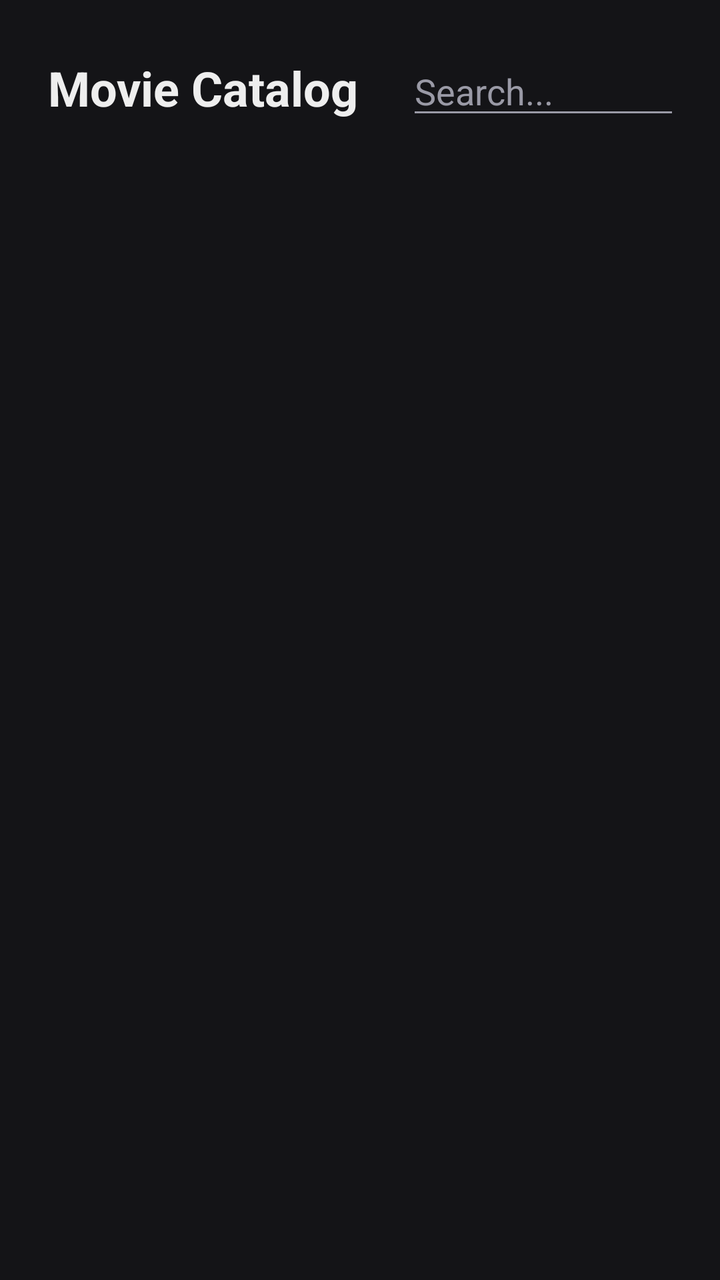
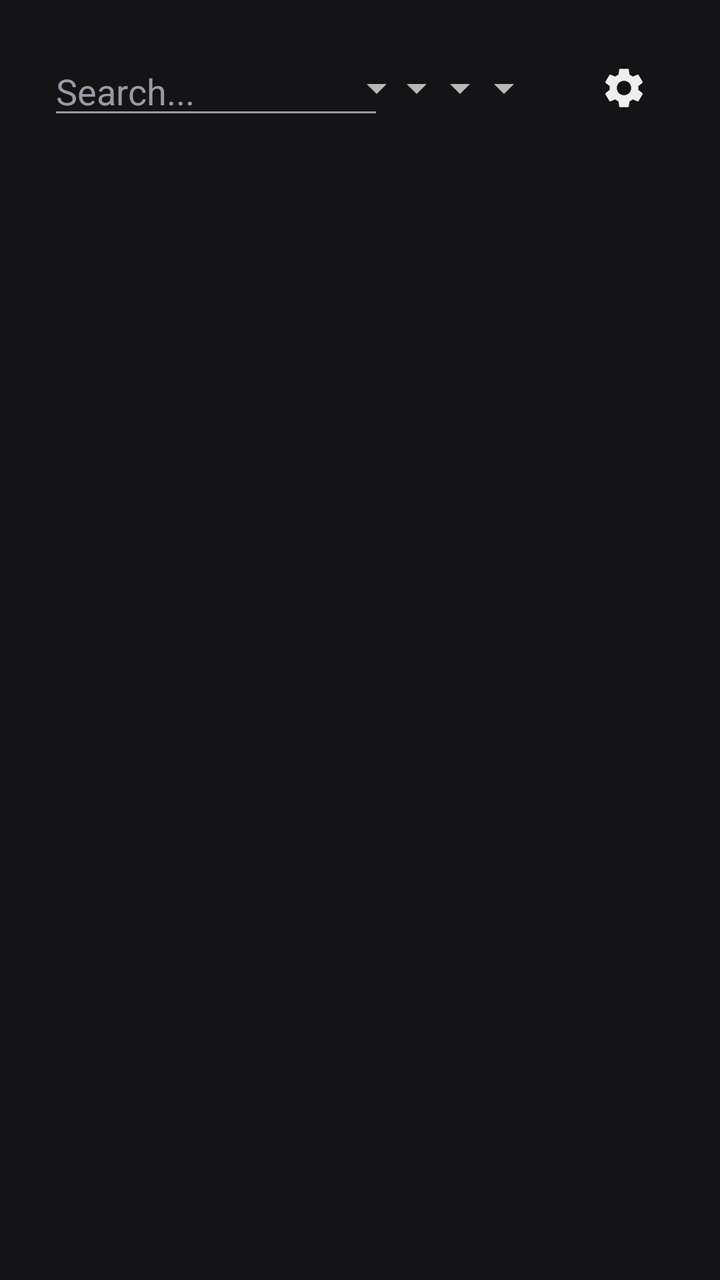

Before-and-after screenshots of an Android layout around one commit, followed by the original layout XML and the change that was made.
<!-- AndroidManifest.xml: activity theme AppTheme -->
<!-- res/layout/activity_main.xml -->
<?xml version="1.0" encoding="utf-8"?>
<LinearLayout xmlns:android="http://schemas.android.com/apk/res/android"
    android:orientation="vertical"
    android:layout_width="match_parent"
    android:layout_height="match_parent"
    android:background="@color/bg">

    <LinearLayout
        android:orientation="horizontal"
        android:gravity="center_vertical"
        android:paddingStart="24dp"
        android:paddingEnd="24dp"
        android:paddingTop="20dp"
        android:paddingBottom="12dp"
        android:layout_width="match_parent"
        android:layout_height="wrap_content">

        <TextView
            android:id="@+id/main_title"
            android:text="@string/app_name"
            android:textColor="@color/fg"
            android:textSize="24sp"
            android:textStyle="bold"
            android:layout_width="wrap_content"
            android:layout_height="wrap_content" />

        <FrameLayout
            android:layout_marginStart="24dp"
            android:layout_width="280dp"
            android:layout_height="wrap_content">

            <EditText
                android:id="@+id/search"
                android:hint="Search..."
                android:singleLine="true"
                android:inputType="textNoSuggestions"
                android:imeOptions="actionDone"
                android:textColor="@color/fg"
                android:textColorHint="@color/muted"
                android:backgroundTint="@color/muted"
                android:paddingEnd="36dp"
                android:nextFocusRight="@id/sort"
                android:nextFocusDown="@id/grid"
                android:layout_width="match_parent"
                android:layout_height="wrap_content" />

            <ImageButton
                android:id="@+id/clear_search"
                android:contentDescription="Clear search"
                android:src="@android:drawable/ic_menu_close_clear_cancel"
                android:scaleType="fitCenter"
                android:focusable="true"
                android:background="@drawable/round_icon_focus_background"
                android:visibility="gone"
                android:layout_gravity="end|center_vertical"
                android:nextFocusLeft="@id/search"
                android:nextFocusRight="@id/sort"
                android:nextFocusDown="@id/grid"
                android:layout_width="26dp"
                android:layout_height="26dp" />

        </FrameLayout>

        
        <Spinner
            android:id="@+id/sort"
            android:layout_marginStart="16dp"
            android:nextFocusLeft="@id/search"
            android:nextFocusRight="@id/year"
            android:nextFocusDown="@id/grid"
            android:layout_width="wrap_content"
            android:layout_height="wrap_content" />

        
        <Spinner
            android:id="@+id/year"
            android:layout_marginStart="16dp"
            android:nextFocusLeft="@id/sort"
            android:nextFocusRight="@id/settings_button"
            android:nextFocusDown="@id/grid"
            android:layout_width="wrap_content"
            android:layout_height="wrap_content" />

        <View
            android:layout_width="0dp"
            android:layout_height="1dp"
            android:layout_weight="1" />

        <ImageButton
            android:id="@+id/settings_button"
            android:contentDescription="NAS Settings"
            android:src="@drawable/ic_gear"
            android:background="?attr/selectableItemBackgroundBorderless"
            android:tint="@color/fg"
            android:nextFocusLeft="@id/year"
            android:nextFocusDown="@id/grid"
            android:layout_width="48dp"
            android:layout_height="48dp" />

    </LinearLayout>

    <androidx.recyclerview.widget.RecyclerView
        android:id="@+id/grid"
        android:clipToPadding="false"
        android:paddingBottom="24dp"
        android:layout_width="match_parent"
        android:layout_height="0dp"
        android:layout_weight="1" />

</LinearLayout>
<!-- resources referenced by this layout -->
<resources>
  <color name="bg">#141417</color>
  <color name="fg">#eeeeee</color>
  <color name="muted">#9a9aa6</color>
  <!-- drawable ic_gear (drawable) -->
  <vector xmlns:android="http://schemas.android.com/apk/res/android"
      android:width="24dp"
      android:height="24dp"
      android:viewportWidth="24"
      android:viewportHeight="24"
      android:tint="?attr/colorControlNormal">
      <path
          android:fillColor="#FFFFFFFF"
          android:pathData="M19.14,12.94c0.04,-0.3 0.06,-0.61 0.06,-0.94c0,-0.32 -0.02,-0.64 -0.07,-0.94l2.03,-1.58c0.18,-0.14 0.23,-0.41 0.12,-0.61l-1.92,-3.32c-0.12,-0.22 -0.37,-0.29 -0.59,-0.22l-2.39,0.96c-0.5,-0.38 -1.03,-0.7 -1.62,-0.94L14.4,2.81c-0.04,-0.24 -0.24,-0.41 -0.48,-0.41h-3.84c-0.24,0 -0.43,0.17 -0.47,0.41L9.25,5.35C8.66,5.59 8.12,5.92 7.63,6.29L5.24,5.33c-0.22,-0.08 -0.47,0 -0.59,0.22L2.74,8.87C2.62,9.08 2.66,9.34 2.86,9.48l2.03,1.58C4.84,11.36 4.8,11.69 4.8,12s0.02,0.64 0.07,0.94l-2.03,1.58c-0.18,0.14 -0.23,0.41 -0.12,0.61l1.92,3.32c0.12,0.22 0.37,0.29 0.59,0.22l2.39,-0.96c0.5,0.38 1.03,0.7 1.62,0.94l0.36,2.54c0.05,0.24 0.24,0.41 0.48,0.41h3.84c0.24,0 0.44,-0.17 0.47,-0.41l0.36,-2.54c0.59,-0.24 1.13,-0.56 1.62,-0.94l2.39,0.96c0.22,0.08 0.47,0 0.59,-0.22l1.92,-3.32c0.12,-0.22 0.07,-0.47 -0.12,-0.61L19.14,12.94zM12,15.6c-1.98,0 -3.6,-1.62 -3.6,-3.6s1.62,-3.6 3.6,-3.6s3.6,1.62 3.6,3.6S13.98,15.6 12,15.6z" />
  </vector>
  <!-- drawable round_icon_focus_background (drawable) -->
  <selector xmlns:android="http://schemas.android.com/apk/res/android">
      <item android:state_focused="true">
          <shape android:shape="oval">
              <solid android:color="@color/muted" />
          </shape>
      </item>
      <item>
          <shape android:shape="oval">
              <solid android:color="@android:color/transparent" />
          </shape>
      </item>
  </selector>
  <string name="app_name">Movie Catalog</string>
  <style name="AppTheme" parent="Theme.AppCompat.NoActionBar">
          <item name="android:windowBackground">@color/bg</item>
      </style>
</resources>

<!-- the commit's change to res/layout/activity_main.xml (unified diff, before → after) -->
@@ -15,18 +15,8 @@
         android:layout_width="match_parent"
         android:layout_height="wrap_content">
 
-        <TextView
-            android:id="@+id/main_title"
-            android:text="@string/app_name"
-            android:textColor="@color/fg"
-            android:textSize="24sp"
-            android:textStyle="bold"
-            android:layout_width="wrap_content"
-            android:layout_height="wrap_content" />
-
         <FrameLayout
-            android:layout_marginStart="24dp"
-            android:layout_width="280dp"
+            android:layout_width="168dp"
             android:layout_height="wrap_content">
 
             <EditText
@@ -68,7 +58,8 @@
             android:nextFocusLeft="@id/search"
             android:nextFocusRight="@id/year"
             android:nextFocusDown="@id/grid"
-            android:layout_width="wrap_content"
+            android:layout_width="0dp"
+            android:layout_weight="1"
             android:layout_height="wrap_content" />
 
         
@@ -76,15 +67,33 @@
             android:id="@+id/year"
             android:layout_marginStart="16dp"
             android:nextFocusLeft="@id/sort"
+            android:nextFocusRight="@id/country"
+            android:nextFocusDown="@id/grid"
+            android:layout_width="0dp"
+            android:layout_weight="0.9"
+            android:layout_height="wrap_content" />
+
+        
+        <Spinner
+            android:id="@+id/country"
+            android:layout_marginStart="16dp"
+            android:nextFocusLeft="@id/year"
+            android:nextFocusRight="@id/genre"
+            android:nextFocusDown="@id/grid"
+            android:layout_width="0dp"
+            android:layout_weight="1.3"
+            android:layout_height="wrap_content" />
+
+        
+        <Spinner
+            android:id="@+id/genre"
+            android:layout_marginStart="16dp"
+            android:nextFocusLeft="@id/country"
             android:nextFocusRight="@id/settings_button"
             android:nextFocusDown="@id/grid"
-            android:layout_width="wrap_content"
+            android:layout_width="0dp"
+            android:layout_weight="1.3"
             android:layout_height="wrap_content" />
-
-        <View
-            android:layout_width="0dp"
-            android:layout_height="1dp"
-            android:layout_weight="1" />
 
         <ImageButton
             android:id="@+id/settings_button"
@@ -92,7 +101,8 @@
             android:src="@drawable/ic_gear"
             android:background="?attr/selectableItemBackgroundBorderless"
             android:tint="@color/fg"
-            android:nextFocusLeft="@id/year"
+            android:layout_marginStart="12dp"
+            android:nextFocusLeft="@id/genre"
             android:nextFocusDown="@id/grid"
             android:layout_width="48dp"
             android:layout_height="48dp" />
<!-- resource entries referenced after the edit -->
@@ -27,7 +27,6 @@
           </shape>
       </item>
   </selector>
-  <string name="app_name">Movie Catalog</string>
   <style name="AppTheme" parent="Theme.AppCompat.NoActionBar">
           <item name="android:windowBackground">@color/bg</item>
       </style>
